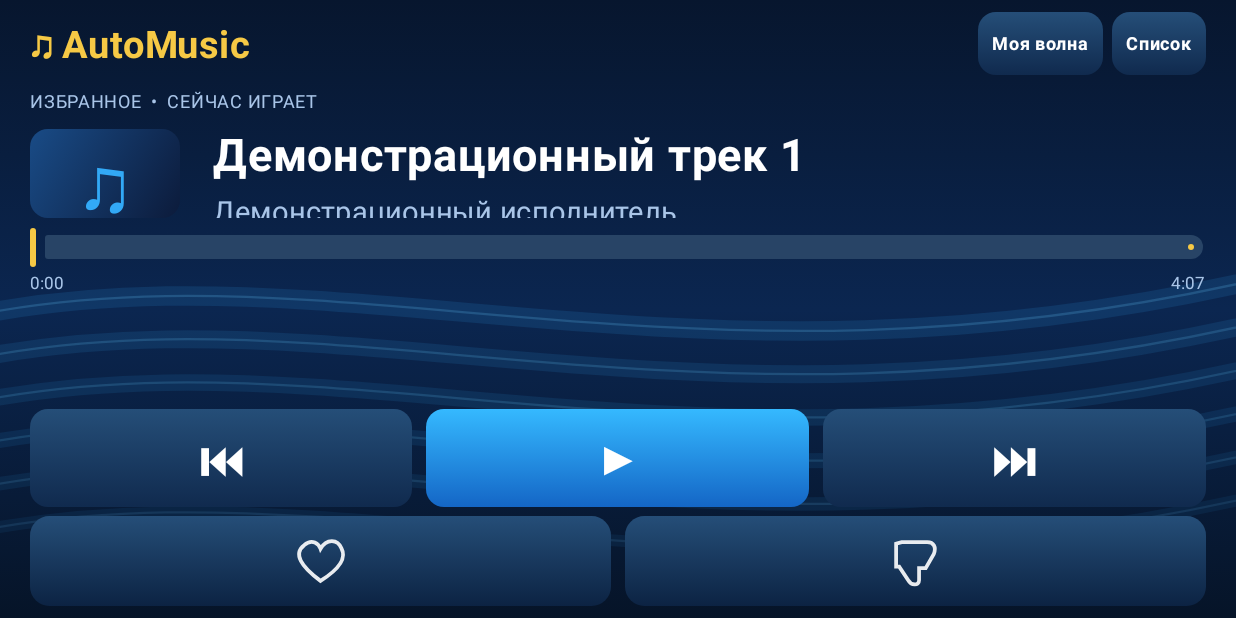
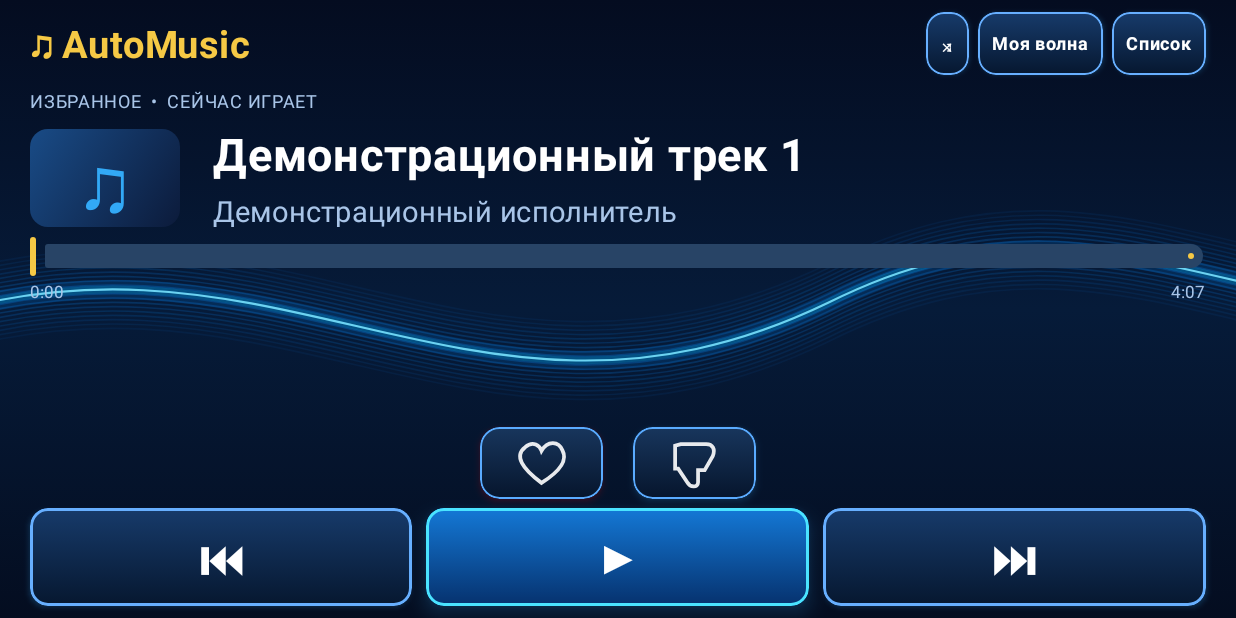
Before and after one commit to Rovert-Magadan/AutoMusic, an Android app built with Jetpack Compose: the screen it shows after launch (MainActivity), on a phone screen of 824 x 412 dp (held sideways). Run offline under Robolectric (Android 15) with nearby library versions, the phone set to English and light mode, and no system bars.

Commit message:
AutoMusic v0.4 neon wave and outlined controls, shuffle, reactions above transport

```diff
--- a/app/src/main/java/ru/automusic/app/MainActivity.kt
+++ b/app/src/main/java/ru/automusic/app/MainActivity.kt
@@ -4,6 +4,7 @@ import android.os.Bundle
 import androidx.activity.ComponentActivity
 import androidx.activity.compose.setContent
 import androidx.compose.foundation.Canvas
+import androidx.compose.foundation.border
 import androidx.compose.foundation.background
 import androidx.compose.foundation.clickable
 import androidx.compose.foundation.layout.*
@@ -18,6 +19,7 @@ import androidx.compose.runtime.*
 import androidx.compose.ui.Alignment
 import androidx.compose.ui.Modifier
 import androidx.compose.ui.draw.clip
+import androidx.compose.ui.draw.shadow
 import androidx.compose.ui.geometry.Offset
 import androidx.compose.ui.graphics.Brush
 import androidx.compose.ui.graphics.Color
@@ -49,6 +51,7 @@ private fun AutoMusicScreen() {
     var source by remember { mutableStateOf("Избранное") }
     var showList by remember { mutableStateOf(false) }
     var playing by remember { mutableStateOf(false) }
+    var shuffle by remember { mutableStateOf(false) }
     var liked by remember { mutableStateOf(false) }
     var disliked by remember { mutableStateOf(false) }
     var index by remember { mutableIntStateOf(0) }
@@ -72,6 +75,7 @@ private fun AutoMusicScreen() {
             Row(Modifier.fillMaxWidth(), verticalAlignment = Alignment.CenterVertically, horizontalArrangement = Arrangement.SpaceBetween) {
                 Text("♫ AutoMusic", color = yellow, fontWeight = FontWeight.Bold, fontSize = if (narrow) 18.sp else 25.sp)
                 Row(horizontalArrangement = Arrangement.spacedBy(6.dp)) {
+                    Control(if (shuffle) "⤨" else "⤨", { shuffle = !shuffle }, height = 42.dp, small = true, accent = shuffle)
                     Control(if (source == "Избранное") "Моя волна" else "Избранное", { source = if (source == "Избранное") "Моя волна" else "Избранное"; index = 0; seconds = 0 }, height = 42.dp, small = true)
                     Control(if (showList) "Плеер" else "Список", { showList = !showList }, height = 42.dp, small = true)
                 }
@@ -116,14 +120,15 @@ private fun AutoMusicScreen() {
                     }
                 }
                 Spacer(Modifier.weight(1f, fill = true))
+                Row(Modifier.fillMaxWidth(), horizontalArrangement = Arrangement.Center, verticalAlignment = Alignment.CenterVertically) {
+                    Box(Modifier.width(if (short) 82.dp else 115.dp)) { SymbolButton(true, liked, { liked = !liked; if (liked) disliked = false }, if (short) 48.dp else 62.dp) }
+                    Spacer(Modifier.width(if (short) 20.dp else 34.dp))
+                    Box(Modifier.width(if (short) 82.dp else 115.dp)) { SymbolButton(false, disliked, { disliked = !disliked; if (disliked) liked = false }, if (short) 48.dp else 62.dp) }
+                }
                 Row(Modifier.fillMaxWidth(), horizontalArrangement = Arrangement.spacedBy(9.dp)) {
                     Box(Modifier.weight(1f)) { Control("⏮", { index = (index + tracks.size - 1) % tracks.size; seconds = 0 }, full = true, height = if (short) 65.dp else 76.dp, fontSize = 30) }
                     Box(Modifier.weight(1f)) { Control(if (playing) "Ⅱ" else "▶", { playing = !playing }, full = true, accent = true, height = if (short) 65.dp else 76.dp, fontSize = 30) }
                     Box(Modifier.weight(1f)) { Control("⏭", { index = (index + 1) % tracks.size; seconds = 0 }, full = true, height = if (short) 65.dp else 76.dp, fontSize = 30) }
-                }
-                Row(Modifier.fillMaxWidth(), horizontalArrangement = Arrangement.spacedBy(9.dp)) {
-                    Box(Modifier.weight(1f)) { SymbolButton(true, liked, { liked = !liked; if (liked) disliked = false }, if (short) 60.dp else 68.dp) }
-                    Box(Modifier.weight(1f)) { SymbolButton(false, disliked, { disliked = !disliked; if (disliked) liked = false }, if (short) 60.dp else 68.dp) }
                 }
             }
             if (!short) Text("ПРОТОТИП • без подключения к Яндекс Музыке", color = pale, fontSize = 10.sp)
@@ -136,17 +141,25 @@ private fun time(seconds: Int) = "%d:%02d".format(seconds / 60, seconds % 60)
 @Composable
 private fun WaveBackground() {
     Canvas(Modifier.fillMaxSize()) {
-        drawRect(brush = Brush.verticalGradient(listOf(Color(0xFF07162E), Color(0xFF0B2650), Color(0xFF061428))))
+        drawRect(brush = Brush.verticalGradient(listOf(Color(0xFF040C20), Color(0xFF061B39), Color(0xFF040D20))))
         val w = size.width
         val h = size.height
-        for (i in 0..5) {
-            val y = h * (0.55f + i * 0.07f)
+        // One luminous flowing wave with fine parallel filaments, rather than wide horizontal stripes.
+        for (i in 0..18) {
+            val shift = (i - 9) * h * .007f
             val path = Path().apply {
-                moveTo(-w * 0.1f, y)
-                cubicTo(w * 0.25f, y - h * 0.22f, w * 0.55f, y + h * 0.17f, w * 1.1f, y - h * 0.14f)
+                moveTo(-w * .08f, h * .53f + shift)
+                cubicTo(w * .22f, h * .31f + shift, w * .38f, h * .77f + shift, w * .67f, h * .49f + shift)
+                cubicTo(w * .83f, h * .33f + shift, w * .93f, h * .43f + shift, w * 1.1f, h * .50f + shift)
             }
-            drawPath(path, color = blue.copy(alpha = 0.13f - i * 0.012f), style = Stroke(width = (13 - i).dp.toPx()))
-            drawPath(path, color = Color(0xFF6BCBFF).copy(alpha = 0.20f - i * 0.018f), style = Stroke(width = 1.5.dp.toPx()))
+            val distance = kotlin.math.abs(i - 9)
+            val opacity = .26f * (1f - distance / 12f)
+            drawPath(path, color = Color(0xFF0C8DFF).copy(alpha = opacity.coerceAtLeast(.025f)), style = Stroke(width = 1.1.dp.toPx()))
+            if (i == 9) {
+                drawPath(path, color = Color(0xFF008FFF).copy(alpha = .15f), style = Stroke(width = 13.dp.toPx()))
+                drawPath(path, color = Color(0xFF00B8FF).copy(alpha = .28f), style = Stroke(width = 5.dp.toPx()))
+                drawPath(path, color = Color(0xFF7EE7FF).copy(alpha = .85f), style = Stroke(width = 1.4.dp.toPx()))
+            }
         }
     }
 }
@@ -160,7 +173,7 @@ private fun Cover(size: Dp) {
 
 @Composable
 private fun SymbolButton(heart: Boolean, active: Boolean, onClick: () -> Unit, height: Dp) {
-    Box(Modifier.fillMaxWidth().height(height).clip(RoundedCornerShape(13.dp)).background(Brush.verticalGradient(listOf(Color(0xFF254E78), Color(0xFF0C2343)))).clickable(onClick = onClick), contentAlignment = Alignment.Center) {
+    Box(Modifier.fillMaxWidth().height(height).shadow(if (active) 8.dp else 3.dp, RoundedCornerShape(13.dp), ambientColor = if (heart) Color.Red else blue, spotColor = if (heart) Color.Red else blue).clip(RoundedCornerShape(13.dp)).background(Brush.verticalGradient(listOf(Color(0xFF18365D), Color(0xFF06152C)))).border(1.3.dp, if (active) (if (heart) Color(0xFFFF4057) else blue) else Color(0xFF5AABFF), RoundedCornerShape(13.dp)).clickable(onClick = onClick), contentAlignment = Alignment.Center) {
         Canvas(Modifier.size(34.dp)) {
             val w = size.width
             val h = size.height
@@ -185,7 +198,7 @@ private fun SymbolButton(heart: Boolean, active: Boolean, onClick: () -> Unit, h
                 path.lineTo(w * .12f, h * .15f)
                 path.close()
             }
-            val color = if (active) yellow else Color.White
+            val color = if (active) (if (heart) Color(0xFFFF293D) else Color(0xFF159EFF)) else Color.White
             drawPath(path, color = color.copy(alpha = if (active) 1f else .9f), style = if (active) androidx.compose.ui.graphics.drawscope.Fill else Stroke(width = 2.5.dp.toPx()))
         }
     }
@@ -193,7 +206,7 @@ private fun SymbolButton(heart: Boolean, active: Boolean, onClick: () -> Unit, h
 
 @Composable
 private fun Control(label: String, onClick: () -> Unit, full: Boolean = false, accent: Boolean = false, small: Boolean = false, height: Dp = 58.dp, fontSize: Int = 15) {
-    Box(Modifier.then(if (full) Modifier.fillMaxWidth() else Modifier).height(height).clip(RoundedCornerShape(12.dp)).background(if (accent) Brush.verticalGradient(listOf(Color(0xFF35B9FF), Color(0xFF1466C6))) else Brush.verticalGradient(listOf(Color(0xFF254E78), Color(0xFF102A4E)))).clickable(onClick = onClick).padding(horizontal = if (small) 9.dp else 12.dp), contentAlignment = Alignment.Center) {
+    Box(Modifier.then(if (full) Modifier.fillMaxWidth() else Modifier).height(height).shadow(if (accent) 8.dp else 2.dp, RoundedCornerShape(12.dp), ambientColor = blue, spotColor = blue).clip(RoundedCornerShape(12.dp)).background(if (accent) Brush.verticalGradient(listOf(Color(0xFF1479D7), Color(0xFF06316D))) else Brush.verticalGradient(listOf(Color(0xFF173B6B), Color(0xFF06172F)))).border(if (small) 1.dp else 1.4.dp, if (accent) Color(0xFF4AE3FF) else Color(0xFF67AFFF), RoundedCornerShape(12.dp)).clickable(onClick = onClick).padding(horizontal = if (small) 9.dp else 12.dp), contentAlignment = Alignment.Center) {
         Text(label, color = Color.White, fontSize = if (small) 12.sp else fontSize.sp, fontWeight = FontWeight.Bold, maxLines = 1)
     }
 }
```
